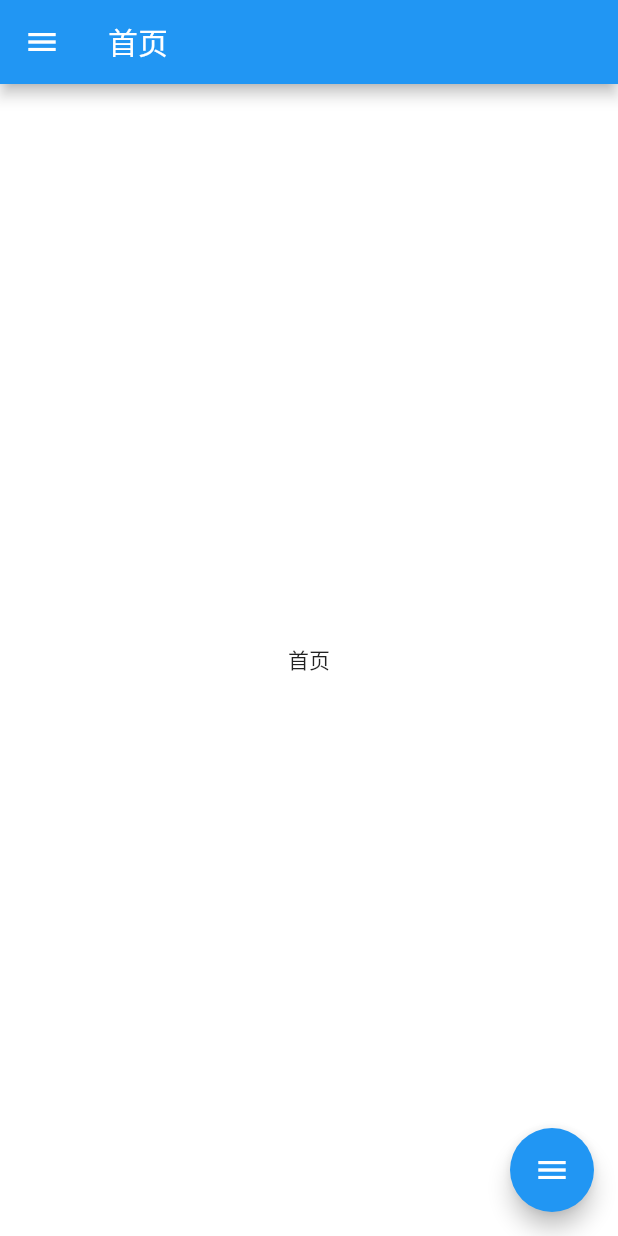
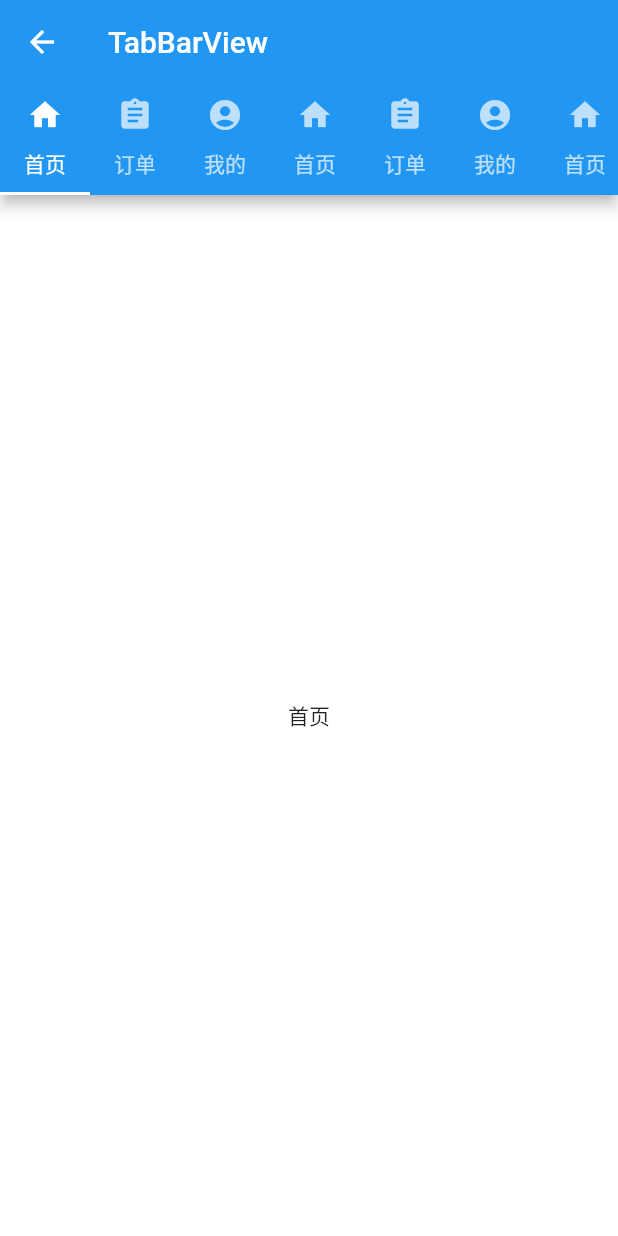
Before and after one commit to CcSimple/FlutterDemo, a Flutter app: the Frame3Page screen opened directly, on a phone screen of 412 x 824 dp. Run offline on Flutter 3.47's test engine with Material 2 defaults, Android fonts, the phone set to English and light mode, and no system bars.

Commit message:
新增TabBarView例子

```diff
--- a/lib/pages/frame/frame3.dart
+++ b/lib/pages/frame/frame3.dart
@@ -7,112 +7,56 @@ class Frame3Page extends StatefulWidget {
   @override
   _Frame3PagePageState createState() => new _Frame3PagePageState();
 }
-
 class _Frame3PagePageState extends State<Frame3Page> {
-  int tabIndex = 0;
-  String title = '首页';
-  bool isSelected(int index) {
-    return tabIndex == index ? true : false;
-  }
-  Widget getBodyPage() {
-    if (tabIndex == 0) {
-      title = '首页';
-      return new IndexPage(bar: false);
-    } else if (tabIndex == 1) {
-      title = '订单';
-      return new OrderPage(bar: false);
-    } else if (tabIndex == 2) {
-      title = '我的';
-      return new MinePage(bar: false);
-    } else {
-      title = '首页';
-      return new IndexPage(bar: false);
-    }
-  }
-
+  // 定义Tba
+  List<Widget> tabs =  <Widget>[
+    new Tab(text: '首页', icon: new Icon(Icons.home)),
+    new Tab(text: '订单', icon: new Icon(Icons.assignment)),
+    new Tab(text: '我的', icon: new Icon(Icons.account_circle)),
+    new Tab(text: '首页', icon: new Icon(Icons.home)),
+    new Tab(text: '订单', icon: new Icon(Icons.assignment)),
+    new Tab(text: '我的', icon: new Icon(Icons.account_circle)),
+    new Tab(text: '首页', icon: new Icon(Icons.home)),
+    new Tab(text: '订单', icon: new Icon(Icons.assignment)),
+    new Tab(text: '我的', icon: new Icon(Icons.account_circle)),
+  ];
+  List<Widget> pages = <Widget>[
+     new IndexPage(bar: false),
+     new OrderPage(bar: false),
+     new MinePage(bar: false),
+     new IndexPage(bar: false),
+     new OrderPage(bar: false),
+     new MinePage(bar: false),
+     new IndexPage(bar: false),
+     new OrderPage(bar: false),
+     new MinePage(bar: false),
+  ];
   @override
   void initState() {
     super.initState();
   }
 
+//  TabBarView
   @override
   Widget build(BuildContext context) {
-    return new Scaffold(
-        appBar: new AppBar(
-          // 获取 HomePage 的 final title, 并设置到AppBar 上
-          title: new Text(title),
-        ),
-        drawer: new Drawer(
-            child: new ListView(
-              padding: const EdgeInsets.only(),
-              children: <Widget>[
-                new UserAccountsDrawerHeader(
-                  accountName: new Text('CcSimple'),
-                  accountEmail: new Text('https://github.com/CcSimple'),
-                  currentAccountPicture: new CircleAvatar(
-                    backgroundImage: new AssetImage('assets/logo.png'),
-                  ),
-                  otherAccountsPictures: <Widget>[
-                    new CircleAvatar(
-                        backgroundImage: new AssetImage('assets/uncleice.png')),
-                    new CircleAvatar(
-                        backgroundImage: new AssetImage('assets/logo.png'))
-                  ],
-                ),
-                new ListTile(
-                    leading: new Icon(Icons.home),
-                    title: new Text('首页'),
-                    trailing: new Icon(Icons.chevron_right),
-                    selected: isSelected(0),
-                    onTap: () {
-                      Navigator.of(context).pop();
-                      if (tabIndex != 0) {
-                        setState(() {
-                          tabIndex = 0;
-                        });
-                      }
-                    }),
-                new Divider(),
-                new ListTile(
-                    leading: new Icon(Icons.assignment),
-                    title: new Text('订单'),
-                    trailing: new Icon(Icons.chevron_right),
-                    selected: isSelected(1),
-                    onTap: () {
-                      Navigator.of(context).pop();
-                      if (tabIndex != 1) {
-                        setState(() {
-                          tabIndex = 1;
-                        });
-                      }
-                    }),
-                new Divider(),
-                new ListTile(
-                    leading: new Icon(Icons.account_circle),
-                    title: new Text('我的'),
-                    trailing: new Icon(Icons.chevron_right),
-                    selected: isSelected(2),
-                    onTap: () {
-                      Navigator.of(context).pop();
-                      if (tabIndex != 2) {
-                        setState(() {
-                          tabIndex = 2;
-                        });
-                      }
-                    }),
-                new Divider(),
-              ],
-            )),
-        body: getBodyPage(),
-        floatingActionButton: new Builder(builder: (BuildContext context){
-          return new FloatingActionButton(
-              onPressed: () {
-                Scaffold.of(context).openDrawer();
-              },
-              tooltip: 'drawer',
-              child: new Icon(Icons.menu)
-          );
-        })
+    return new DefaultTabController(
+        length: tabs.length,
+        child: new Scaffold(
+          appBar: new AppBar(
+            title: const Text('TabBarView'),
+            bottom: new TabBar(
+              isScrollable: true,
+              tabs: tabs.map((Widget tab) {
+                return tab;
+              }).toList(),
+            ),
+          ),
+          body: new TabBarView(
+              children: pages.map((Widget page) {
+                return page;
+              }).toList(),
+          ),
+        )
     );
   }
 }
```
